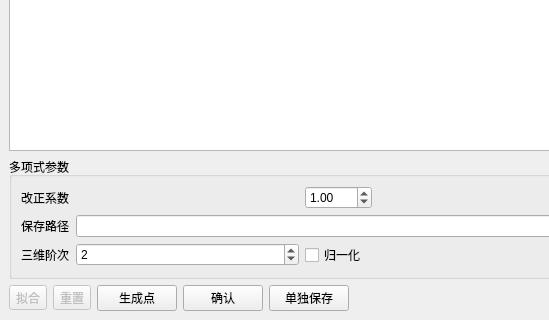
The window that src/ui/3DpointsPickedDlg.ui (qgis/QGIS) describes before a commit, drawn with Qt 5; both pictures show x 0 to 549 and y 94 to 414 of the 946 by 414 pixel window.
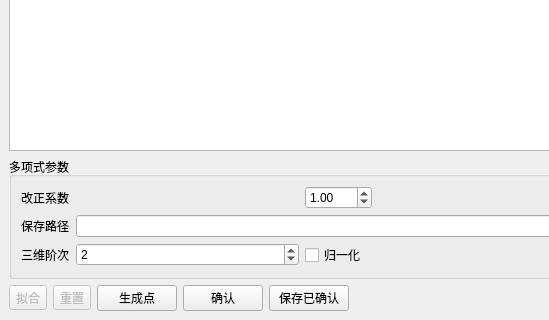
The same window after the commit.

What changed in the file:
```diff
--- a/src/ui/3DpointsPickedDlg.ui
+++ b/src/ui/3DpointsPickedDlg.ui
@@ -233,7 +233,7 @@
       <item>
        <widget class="QPushButton" name="pushButton_save">
         <property name="text">
-         <string>单独保存</string>
+         <string>保存已确认</string>
         </property>
        </widget>
       </item>
```
